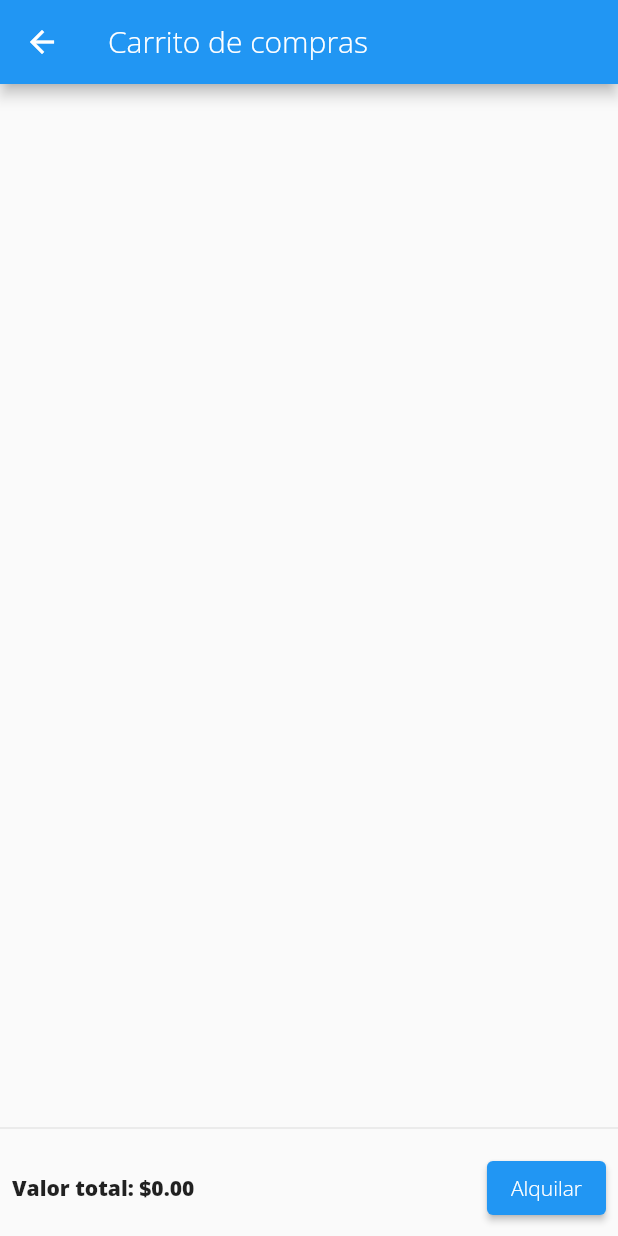
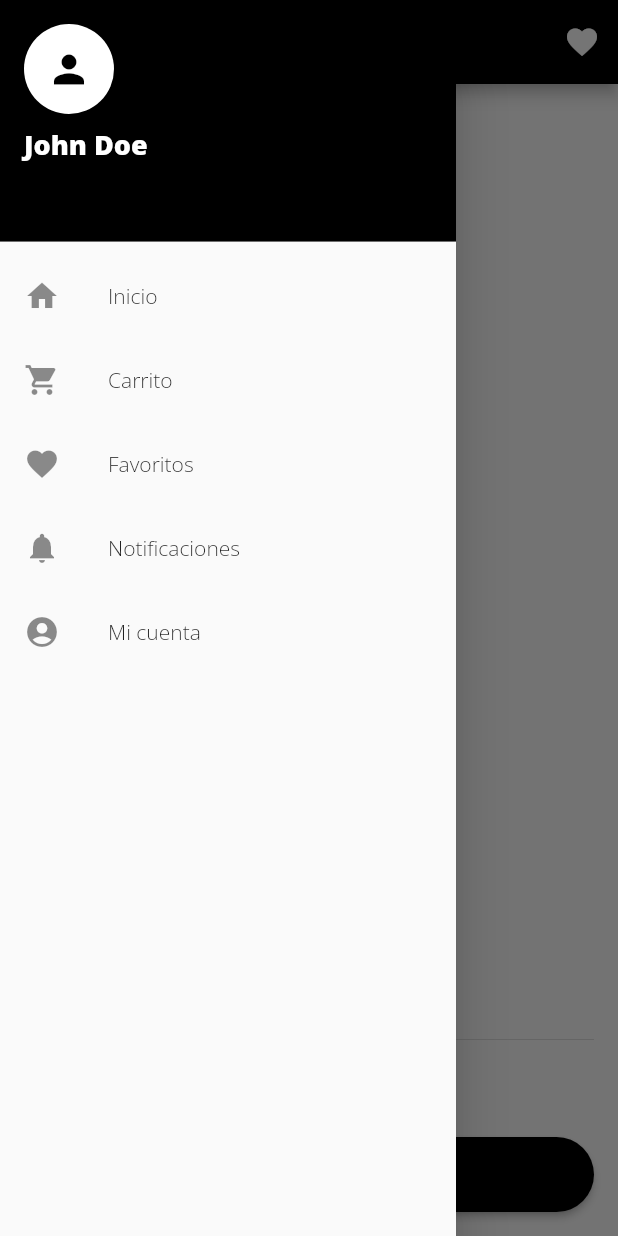
Before and after one commit to julsk12/practica-flutter, a Flutter app: the Carrito screen opened by its route, with the side drawer open (before the commit the screen has no drawer), on a phone screen of 412 x 824 dp. Run offline on Flutter 3.47's test engine with Material 2 defaults, Android fonts, the phone set to English and light mode, and no system bars.

Commit message:
carrito terminado, inicio de favoritos

```diff
--- a/fluta/lib/src/CtrlCart.dart
+++ b/fluta/lib/src/CtrlCart.dart
@@ -2,7 +2,7 @@ import 'package:flutter/material.dart';
 
 class Product {
   final String name;
-  final String precio;
+  final double precio;
   final String description;
   final String imageUrl;
 
@@ -11,9 +11,9 @@ class Product {
     required this.precio,
     required this.description,
     required this.imageUrl,
-
   });
 }
+
 class CartItem {
   final Product product;
   int quanty;
@@ -27,16 +27,16 @@ class CartProvider extends ChangeNotifier {
   List<CartItem> get items => _items;
 
   void addToCart(Product product) {
-    final existingCartItem = _items.firstWhere((item) =>
-    item.product.name == product.name,
+    final existingCartItem = _items.firstWhere(
+        (item) => item.product.name == product.name,
         orElse: () => CartItem(product: product, quanty: 0));
-  if(existingCartItem.quanty==0){
-    _items.add(CartItem(product: product, quanty: 1));
-  }else{
-    existingCartItem.quanty++;
-  }
+    if (existingCartItem.quanty == 0) {
+      _items.add(CartItem(product: product, quanty: 1));
+    } else {
+      existingCartItem.quanty++;
+    }
 
-  notifyListeners();
+    notifyListeners();
   }
 
   void removeCarrito(Product product) {
@@ -44,11 +44,11 @@ class CartProvider extends ChangeNotifier {
     notifyListeners();
   }
 
-  double calculateTotal(){
+  double calculateTotal() {
     double total = 0;
-    for(var item in _items){
+    for (var item in _items) {
       total += (item.product.precio * item.quanty) as double;
     }
     return total;
+  }
 }
-}
--- /dev/null
+++ b/fluta/lib/src/CtrlFavoritos.dart
@@ -0,0 +1,46 @@
+import 'package:flutter/material.dart';
+
+class Product {
+  final String name;
+  final double precio;
+  final String description;
+  final String imageUrl;
+
+  Product({
+    required this.name,
+    required this.precio,
+    required this.description,
+    required this.imageUrl,
+  });
+}
+
+class FavItem {
+  final Product products;
+  int quantity;
+
+  FavItem({required this.products, required this.quantity});
+}
+
+class FavProvider extends ChangeNotifier {
+  List<FavItem> _items = [];
+
+  List<FavItem> get items => _items;
+
+  void addToFav(Product products) {
+    final existingFavItem = _items.firstWhere(
+        (item) => item.products.name == products.name,
+        orElse: () => FavItem(products: products, quantity: 0));
+    if (existingFavItem.quantity == 0) {
+      _items.add(FavItem(products: products, quantity: 1));
+    } else {
+      existingFavItem.quantity++;
+    }
+
+    notifyListeners();
+  }
+
+  void removeFav(Product product) {
+    _items.removeWhere((item) => item.products.name == product.name);
+    notifyListeners();
+  }
+}
--- a/fluta/lib/src/airelibre.dart
+++ b/fluta/lib/src/airelibre.dart
@@ -138,7 +138,7 @@ class CateAire extends StatelessWidget {
               title: Text('Inicio'),
               onTap: () {
                 // Navegar a la página de inicio
-                Navigator.pop(context, "/");
+                Navigator.pushNamed(context, "/homePage");
               },
             ),
             ListTile(
@@ -363,7 +363,7 @@ class ProductDetailPage extends StatelessWidget {
               title: Text('Carrito'),
               onTap: () {
                 // Navegar a la página de carrito
-                Navigator.pop(context);
+                Navigator.pushNamed(context, "/homePage");
               },
             ),
             ListTile(
--- a/fluta/lib/src/carrito.dart
+++ b/fluta/lib/src/carrito.dart
@@ -8,9 +8,124 @@ class Carrito extends StatelessWidget {
     final cartProvider = Provider.of<CartProvider>(context);
     return Scaffold(
       appBar: AppBar(
+        backgroundColor: Colors.black,
         title: Text('Carrito de compras'),
+        actions: [
+          IconButton(
+            icon: Icon(Icons.favorite),
+            onPressed: () {
+              showDialog(
+                context: context,
+                builder: (context) {
+                  return AlertDialog(
+                    content: Column(
+                      mainAxisSize: MainAxisSize.min,
+                      crossAxisAlignment: CrossAxisAlignment.center,
+                      children: [
+                        Text(
+                          'Se ha añadido a favoritos',
+                          style: TextStyle(
+                            fontSize: 15,
+                            fontWeight: FontWeight.bold,
                           ),
-      body: Column(
+                        ),
+                      ],
+                    ),
+                    actions: [
+                      TextButton(
+                        onPressed: () {
+                          // Cerrar el popup
+                          Navigator.pop(context);
+                        },
+                        child: Text('Cerrar'),
+                      ),
+                    ],
+                  );
+                },
+              );
+            },
+          ),
+        ],
+      ),
+      drawer: Drawer(
+        child: ListView(
+          padding: EdgeInsets.zero,
+          children: [
+            DrawerHeader(
+              decoration: BoxDecoration(
+                color: Colors.black,
+              ),
+              child: Column(
+                crossAxisAlignment: CrossAxisAlignment.start,
+                children: [
+                  CircleAvatar(
+                    radius: 30,
+                    backgroundColor: Colors.white,
+                    child: Icon(
+                      Icons.person,
+                      color: Colors.black,
+                      size: 30,
+                    ),
+                  ),
+                  SizedBox(height: 8),
+                  Text(
+                    'John Doe', // Nombre de usuario
+                    style: TextStyle(
+                      color: Colors.white,
+                      fontSize: 18,
+                      fontWeight: FontWeight.bold,
+                    ),
+                  ),
+                ],
+              ),
+            ),
+            ListTile(
+              leading: Icon(Icons.home),
+              title: Text('Inicio'),
+              onTap: () {
+                // Navegar a la página de inicio
+                Navigator.pushNamed(context, "/homePage");
+              },
+            ),
+            ListTile(
+              leading: Icon(Icons.shopping_cart),
+              title: Text('Carrito'),
+              onTap: () {
+                // Navegar a la página de carrito
+                Navigator.pushNamed(context, "/carrito");
+              },
+            ),
+            ListTile(
+              leading: Icon(Icons.favorite),
+              title: Text('Favoritos'),
+              onTap: () {
+                // Navegar a la página de favoritos
+                Navigator.pop(context);
+              },
+            ),
+            ListTile(
+              leading: Icon(Icons.notifications),
+              title: Text('Notificaciones'),
+              onTap: () {
+                // Navegar a la página de notificaciones
+                Navigator.pop(context);
+              },
+            ),
+            ListTile(
+              leading: Icon(Icons.account_circle),
+              title: Text('Mi cuenta'),
+              onTap: () {
+                // Navegar a la página de mi cuenta
+                Navigator.pop(context);
+              },
+            ),
+          ],
+        ),
+      ),
+      body: Container(
+        padding: EdgeInsets.all(16.0),
+        child: Column(
+          crossAxisAlignment: CrossAxisAlignment.start,
           children: [
             Expanded(
               child: ListView.builder(
@@ -32,24 +147,29 @@ class Carrito extends StatelessWidget {
               ),
             ),
             Divider(),
-          Padding(
-            padding: const EdgeInsets.all(8.0),
-            child: Row(
-              mainAxisAlignment: MainAxisAlignment.spaceBetween,
-              children: [
+            SizedBox(height: 16.0),
             Text(
-                  'Valor total: \$${cartProvider.calculateTotal().toStringAsFixed(2)}',
+              'Valor total con envio:    \$${cartProvider.calculateTotal().toStringAsFixed(2)}',
               style: TextStyle(
-                      fontWeight: FontWeight.bold, fontFamily: 'Open Sans'),
+                fontWeight: FontWeight.bold,
+                fontFamily: 'Open Sans',
+                fontSize: 18,
               ),
+            ),
+            SizedBox(height: 16.0),
             ElevatedButton(
               onPressed: () {},
+              style: ElevatedButton.styleFrom(
+                primary: Colors.black, // Cambia el color de fondo
+                shape: RoundedRectangleBorder(
+                  borderRadius: BorderRadius.circular(30.0), // Agrega borde redondeado
+                ),
+                minimumSize: Size(double.infinity, 50.0),
+              ),
               child: Text('Alquilar'),
             ),
           ],
         ),
-          )
-        ],
       ),
     );
   }
--- a/fluta/lib/src/home.dart
+++ b/fluta/lib/src/home.dart
@@ -64,7 +64,7 @@ class HomePage extends StatelessWidget {
               title: Text('Inicio'),
               onTap: () {
                 // Navegar a la página de inicio
-                Navigator.pop(context);
+                Navigator.pushNamed(context, "/homePage");
               },
             ),
             ListTile(
@@ -72,7 +72,7 @@ class HomePage extends StatelessWidget {
               title: Text('Carrito'),
               onTap: () {
                 // Navegar a la página de carrito
-                Navigator.pop(context);
+                Navigator.pushNamed(context, "/carrito");
               },
             ),
             ListTile(
--- a/fluta/lib/src/otros.dart
+++ b/fluta/lib/src/otros.dart
@@ -138,7 +138,7 @@ class CateOtros extends StatelessWidget {
               title: Text('Inicio'),
               onTap: () {
                 // Navegar a la página de inicio
-                Navigator.pop(context, "/");
+                Navigator.pushNamed(context, "/homePage");
               },
             ),
             ListTile(
@@ -146,7 +146,7 @@ class CateOtros extends StatelessWidget {
               title: Text('Carrito'),
               onTap: () {
                 // Navegar a la página de carrito
-                Navigator.pop(context);
+                Navigator.pushNamed(context, "/homePage");
               },
             ),
             ListTile(
```
Also changed, not shown: fluta/lib/src/boda.dart (+4 -3 lines), fluta/lib/src/loginpage.dart (+16 -11 lines), fluta/lib/src/register.dart (+16 -14 lines), fluta/lib/src/favoritos.dart (added). Lines whose indentation alone changed are shown as unchanged.
